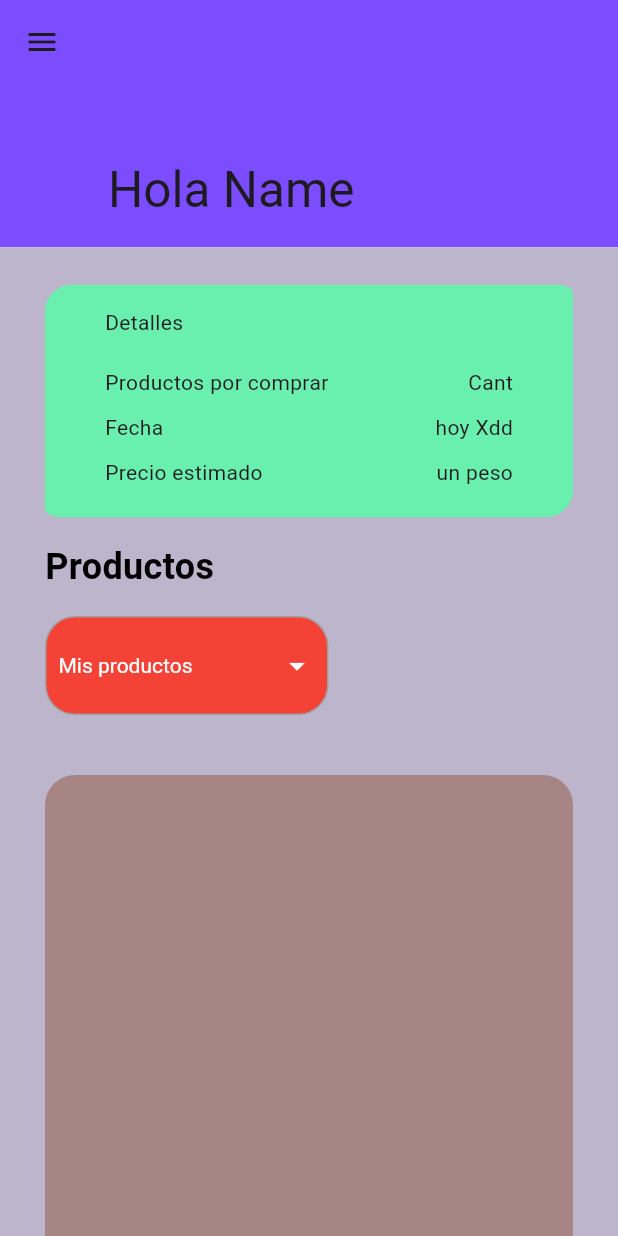
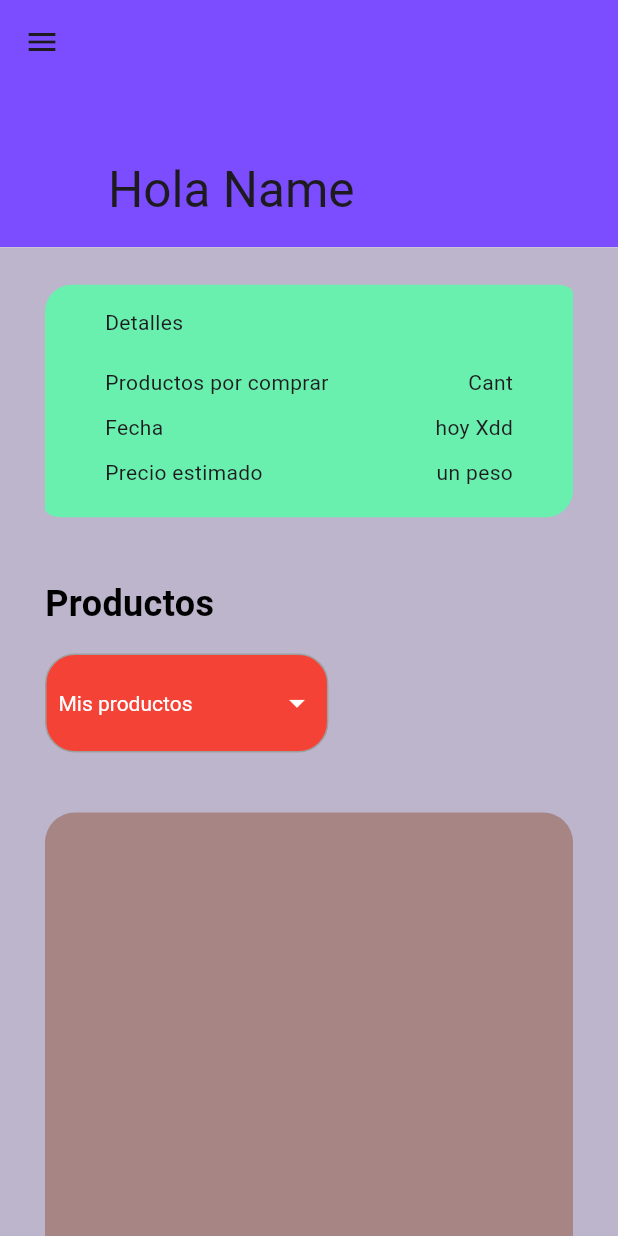
Before and after one commit to luisdavidAG/AppMovil_Tiendita, a Flutter app: the TuProductos_Screnn screen opened directly, on a phone screen of 412 x 824 dp. Run offline on Flutter 3.47's test engine with Material 3 defaults, Android fonts, the phone set to English and light mode, and no system bars; Roboto replaces fonts that are missing (creditCardSecurityCode).

Commit message:
Commit Luis David PC -TODOS tuProductos_Screen

```diff
--- a/tiendita/lib/screns/tuProductos_Screen.dart
+++ b/tiendita/lib/screns/tuProductos_Screen.dart
@@ -1,6 +1,5 @@
 import 'package:flutter/material.dart';
 import 'package:tiendita/screns/tuInventario_Screnn.dart'; // Asegúrate de que la ruta sea correcta
-import 'package:tiendita/widgets/Personalizados_Screnns/FeedBack_Inventario.dart';
 import 'package:tiendita/widgets/Personalizados_Screnns/FeedBack_Productos.dart';
 import 'package:tiendita/widgets/TuProductos/Form_AgrProd.dart';
 import 'package:tiendita/widgets/TuProductos/Form_EditProd.dart';
@@ -17,8 +16,12 @@ class _TuProductos_ScrennState extends State<TuProductos_Screnn> {
   //Padings constantes
   final double padings_H = 30;
   final double padings_V = 25;
-
   String? _selectedCrud;
+  //TODO GENERALES
+  //todo hacer cada uno de los forms para el CRud
+  //todo arreglar el feeedback
+  //todo darle un diseño mas bonito a todo agregar UX ala screen y los colores sombras a cada uno
+  //todo agregar el icono hacia atras en el appbaner y darle aniomacion que aparesca por primera ver cuando vena la screen
 
   final List<Map<String, dynamic>> _crud = [
     {
@@ -79,7 +82,9 @@ class _TuProductos_ScrennState extends State<TuProductos_Screnn> {
                       if (index == 0) const FBProductos(),
                       // Título de la sección 'Tus Productos'
                       if (index == 0)
-                        Container(
+                        Padding(
+                          padding: EdgeInsets.only(top: padings_V),
+                          child: Container(
                             height: pantalla.height * .08,
                             alignment: Alignment.centerLeft,
                             child: const Row(
@@ -97,6 +102,7 @@ class _TuProductos_ScrennState extends State<TuProductos_Screnn> {
                                   ),
                                 ),
                               ],
+                            ),
                           ),
                         ),
                       // Aquí iría el CRUD Combo box y los widgets adicionales
```
Lines whose indentation alone changed are shown as unchanged.
